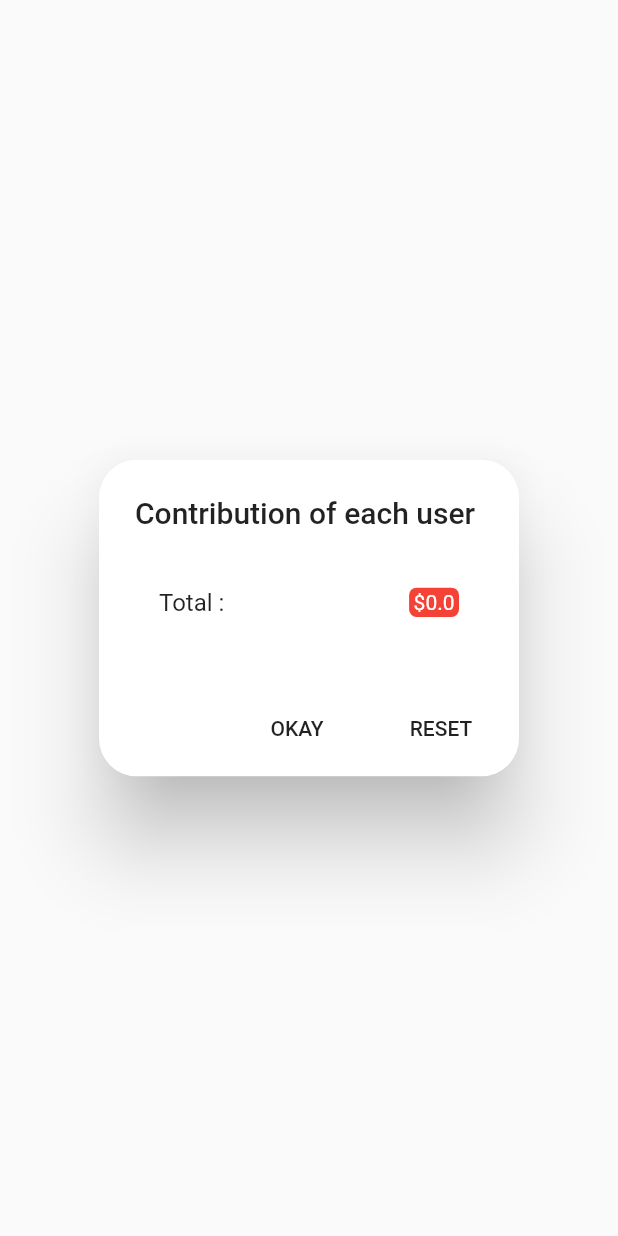
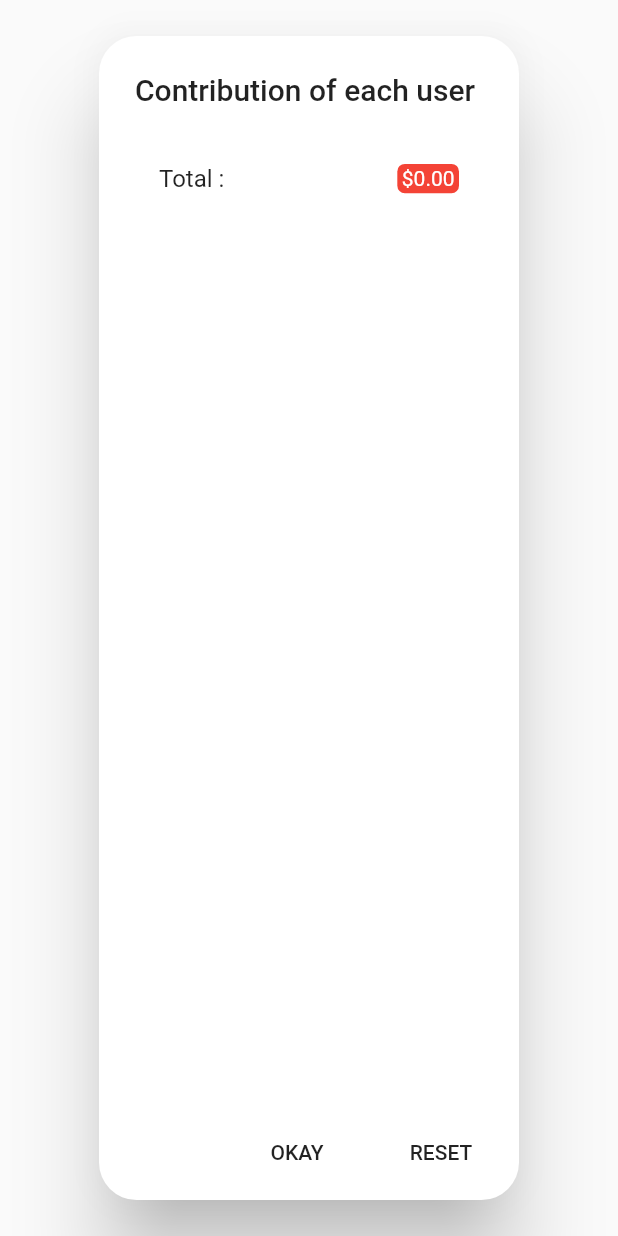
Before and after one commit to eme11/Splitt-The-Bill-Flutter, a Flutter app: the MoneySplitPopUp widget shown alone on an empty page, opened directly, on a phone screen of 412 x 824 dp. Run offline on Flutter 3.47's test engine with Material 2 defaults, Android fonts, the phone set to English and light mode, and no system bars; our stand-ins replace dynamic_theme, percent_indicator; accounts and stored records are empty.

Commit message:
Fixed generation bug

```diff
--- a/lib/pop_up_widows/money_split_pop_up.dart
+++ b/lib/pop_up_widows/money_split_pop_up.dart
@@ -18,17 +18,24 @@ class MoneySplitPopUp extends StatefulWidget {
 }
 
 class _MoneySplittPopUpState extends State<MoneySplitPopUp> {
+
   Widget _buildBody(List<User> users, List<CleainingSupply> supplies) {
-    return SingleChildScrollView(
-        child: Column(
-      children: _buildList(users, supplies),
-    ));
+    List<Widget> _list = _buildList(users, supplies);
+    return ListView.builder(
+      itemBuilder: (BuildContext context, int index) {
+        return Column(
+          children: <Widget>[_list[index]],
+        );
+      },
+      itemCount: _list.length,
+    );
   }
 
   List<Widget> _buildList(List<User> users, List<CleainingSupply> supplies) {
     List<Widget> _list = [];
     List<_UserIdAndMoney> money = [];
     double totalPrice = 0.0;
+
     for (int i = 0; i < users.length; ++i) {
       money.add(_UserIdAndMoney(users[i].id, 0));
     }
@@ -44,18 +51,23 @@ class _MoneySplittPopUpState extends State<MoneySplitPopUp> {
       totalPrice += supplies[i].price;
     }
 
-    for (int i = 0; i < money.length; ++i) {
-      double percantage;
-      if (money[i].id == users[i].id) {
-        if (money[i].money != 0)
-          percantage = money[i].money / totalPrice;
+
+    for (int i = 0; i < users.length; ++i) {
+      double percantage = 0.0;
+      print(users[i].id);
+      print(money[i].id);
+      _UserIdAndMoney tmp = money.firstWhere((_UserIdAndMoney money) {
+        return money.id == users[i].id;
+      });
+        if (tmp.money != 0)
+          percantage = tmp.money / totalPrice;
         else
-          percantage = 0;
-        _list.add(UserSplitListTitle(users[i], percantage, money[i].money));
-        _list.add(Divider(
-          color: Colors.black,
-        ));
-      }
+          percantage = 0.0;
+      print(tmp.money);
+      _list.add(UserSplitListTitle(users[i], percantage , money[i].money));
+      _list.add(Divider(
+        color: Colors.black,
+      ));
     }
 
     Widget total = ListTile(
--- a/lib/widgets/cards/user_information_card.dart
+++ b/lib/widgets/cards/user_information_card.dart
@@ -43,7 +43,6 @@ class UserInfoCard extends StatelessWidget {
                         deleteAid: deleteAid,
                         isUserDeletion: true,
                       ));
-              //delete(information, deleteAid);
             },
           ),
         ),
--- a/lib/widgets/more_list_titles/user_split_list_title.dart
+++ b/lib/widgets/more_list_titles/user_split_list_title.dart
@@ -17,7 +17,7 @@ class UserSplitListTitle extends StatelessWidget {
         percent: percentage,
         backgroundColor: Theme.of(context).textSelectionColor,
         progressColor: Theme.of(context).primaryColor,
-        center: Text((percentage * 100).toString() + '%'),
+        center: Text((percentage * 100).toStringAsFixed(3) + '%'),
         trailing: PriceTag(
           ammount,
           horizontal: 3,
--- a/lib/widgets/ui_elements/price_tag.dart
+++ b/lib/widgets/ui_elements/price_tag.dart
@@ -15,7 +15,7 @@ class PriceTag extends StatelessWidget {
           color: Theme.of(context).primaryColor,
           borderRadius: BorderRadius.circular(5.0)),
       child: Text(
-        '\$$price',
+        '\$' + price.toStringAsFixed(2),
         style: TextStyle(color: Colors.white),
       ),
     );
```
Also changed, not shown: 1 other file.
